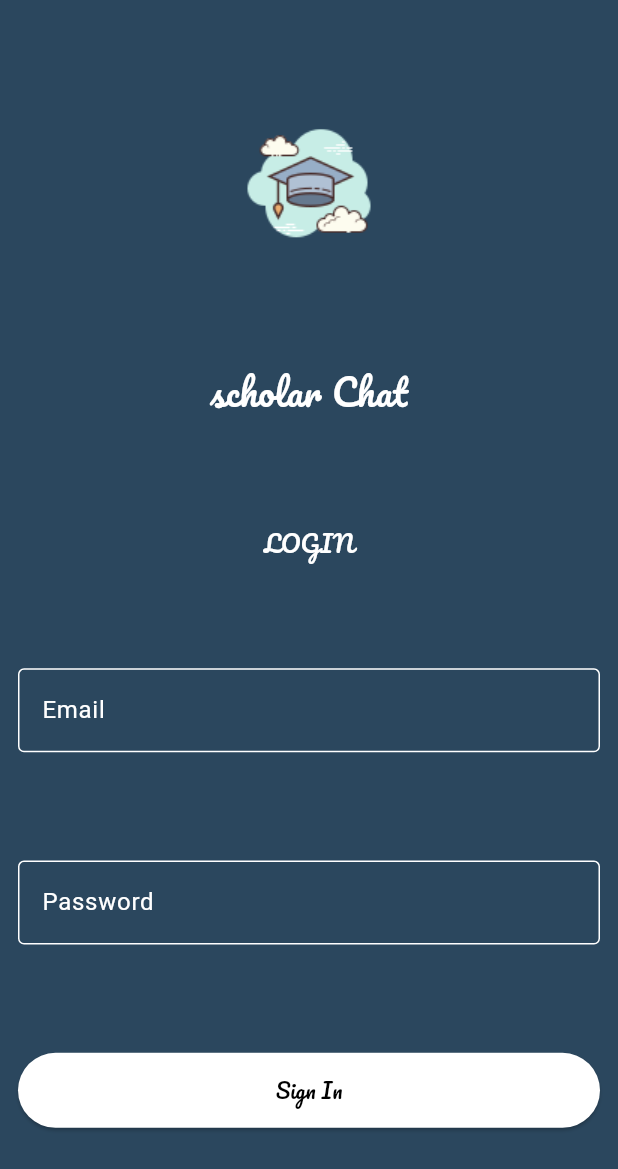
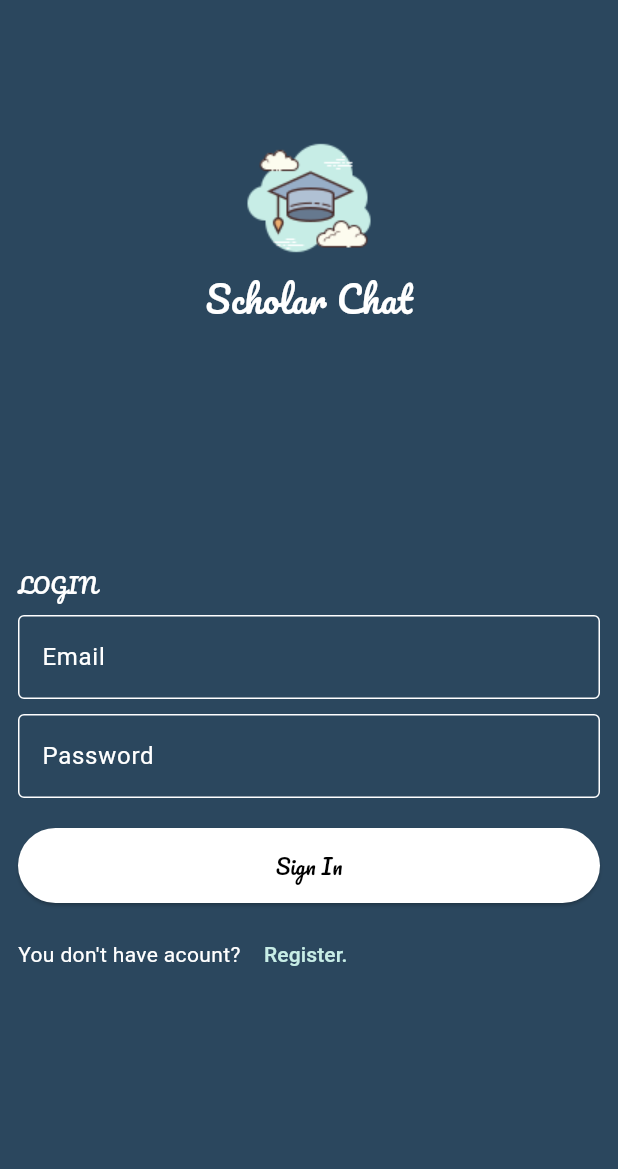
Before and after one commit to Mohamed-Husien/scholar_chat_app, a Flutter app: the screen it shows after launch, on a phone screen of 412 x 824 dp. Shown: the top 1169 px of the screen. Run offline on Flutter 3.47's test engine with Material 3 defaults, Android fonts, the phone set to English and light mode, and no system bars.

Commit message:
finish lig in page design

```diff
--- a/lib/main.dart
+++ b/lib/main.dart
@@ -1,4 +1,4 @@
-import 'package:chat_app/pages/login_%5Bage.dart';
+import 'package:chat_app/pages/login_page.dart';
 import 'package:flutter/material.dart';
 
 void main() {
--- a/lib/pages/login_[age.dart
+++ /dev/null
@@ -1,48 +0,0 @@
-import 'package:chat_app/widgets/custom_elevation_button.dart';
-import 'package:chat_app/widgets/custom_text_field.dart';
-import 'package:flutter/material.dart';
-
-class LoginPage extends StatelessWidget {
-  const LoginPage({super.key});
-
-  @override
-  Widget build(BuildContext context) {
-    return Scaffold(
-      backgroundColor: const Color(0xff2b475e),
-      body: SafeArea(
-        child: Padding(
-          padding: const EdgeInsets.symmetric(horizontal: 12),
-          child: Column(
-            mainAxisAlignment: MainAxisAlignment.spaceEvenly,
-            children: [
-              Image.asset('assets/images/scholar.png'),
-              const Text(
-                'scholar Chat',
-                style: TextStyle(
-                  color: Colors.white,
-                  fontSize: 24,
-                  fontFamily: 'Pacifico',
-                ),
-              ),
-              const Text(
-                'LOGIN',
-                style: TextStyle(
-                  color: Colors.white,
-                  fontSize: 16,
-                  fontFamily: 'Pacifico',
-                ),
-              ),
-              CustomTextField(
-                hientText: 'Email',
-              ),
-              CustomTextField(
-                hientText: 'Password',
-              ),
-              const CustomElevationButton(buttonText: 'Sign In')
-            ],
-          ),
-        ),
-      ),
-    );
-  }
-}
--- /dev/null
+++ b/lib/pages/login_page.dart
@@ -0,0 +1,92 @@
+import 'package:chat_app/widgets/custom_elevation_button.dart';
+import 'package:chat_app/widgets/custom_text_field.dart';
+import 'package:flutter/material.dart';
+
+class LoginPage extends StatelessWidget {
+  const LoginPage({super.key});
+
+  @override
+  Widget build(BuildContext context) {
+    return Scaffold(
+      backgroundColor: const Color(0xff2b475e),
+      body: SafeArea(
+        child: Padding(
+          padding: const EdgeInsets.symmetric(horizontal: 12),
+          child: Column(
+            children: [
+              const Spacer(
+                flex: 1,
+              ),
+              Image.asset('assets/images/scholar.png'),
+              const Text(
+                'Scholar Chat',
+                style: TextStyle(
+                  color: Colors.white,
+                  fontSize: 24,
+                  fontFamily: 'Pacifico',
+                ),
+              ),
+              const Spacer(
+                flex: 2,
+              ),
+              const Row(
+                mainAxisAlignment: MainAxisAlignment.start,
+                children: [
+                  Text(
+                    'LOGIN',
+                    style: TextStyle(
+                      color: Colors.white,
+                      // fontSize: 1,
+                      fontFamily: 'Pacifico',
+                    ),
+                  ),
+                ],
+              ),
+              Container(
+                height: 10,
+              ),
+              CustomTextField(
+                hientText: 'Email',
+              ),
+              Container(
+                height: 10,
+              ),
+              CustomTextField(
+                hientText: 'Password',
+              ),
+              Container(
+                height: 20,
+              ),
+              const CustomElevationButton(buttonText: 'Sign In'),
+              Container(
+                height: 10,
+              ),
+              Row(
+                children: [
+                  const Text(
+                    'You don\'t have acount?',
+                    style: TextStyle(
+                      color: Colors.white,
+                    ),
+                  ),
+                  TextButton(
+                    onPressed: () {},
+                    child: const Text(
+                      ' Register.',
+                      style: TextStyle(
+                        color: Color(0xffC7EDE6),
+                      ),
+                    ),
+                  ),
+                ],
+              ),
+              const Spacer(
+                flex: 2,
+              )
+            ],
+          ),
+        ),
+      ),
+    );
+  }
+}
--- a/lib/widgets/custom_elevation_button.dart
+++ b/lib/widgets/custom_elevation_button.dart
@@ -1,4 +1,3 @@
-// ignore_for_file: public_member_api_docs, sort_constructors_first
 import 'package:flutter/material.dart';
 
 class CustomElevationButton extends StatelessWidget {
```
